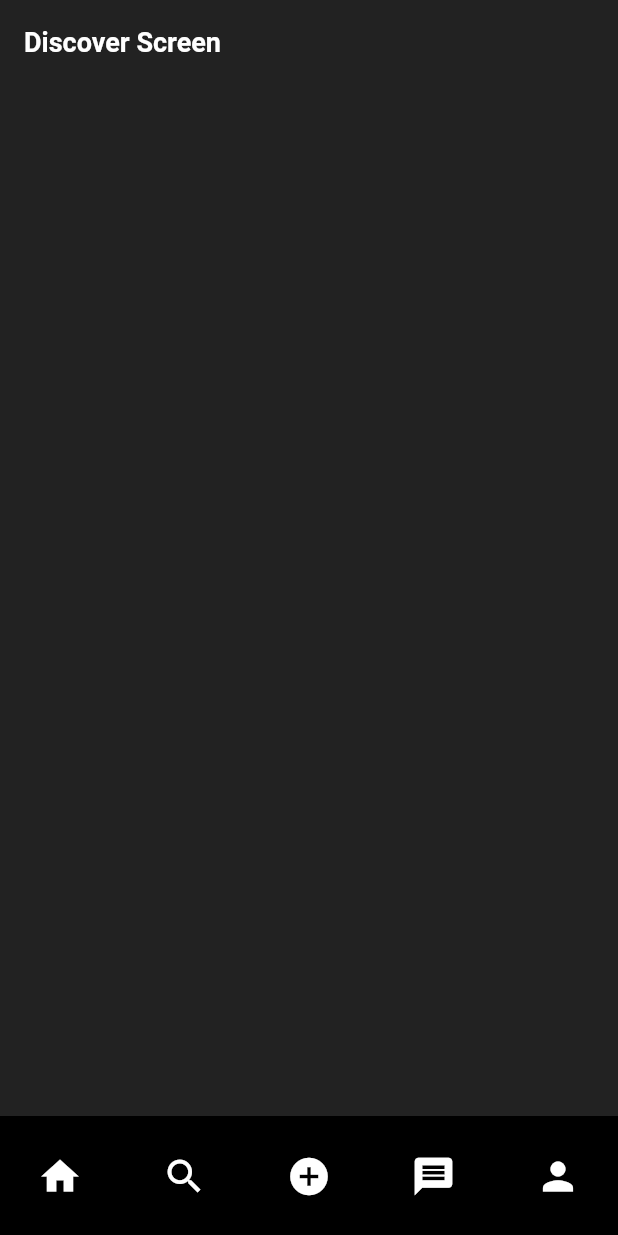
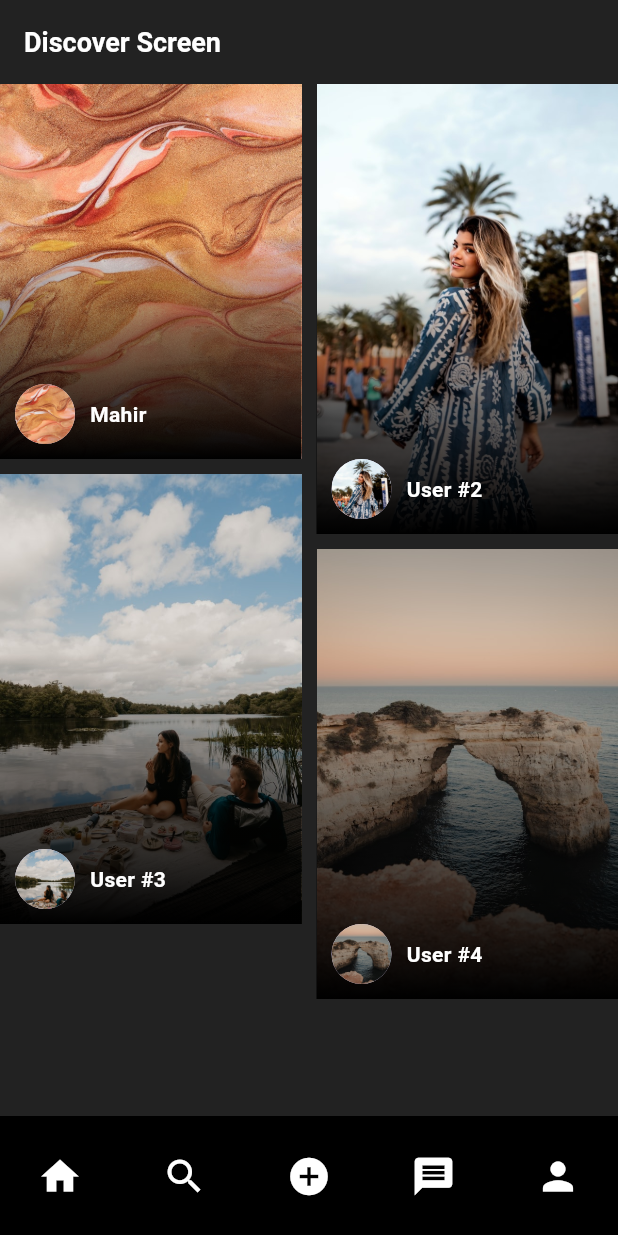
Before and after one commit to mahirAbdAlazimMokhtar/social_media_with_clean_arch, a Flutter app: the DiscoverScreen screen opened by its route, on a phone screen of 412 x 824 dp. Run offline on Flutter 3.47's test engine with Material 3 defaults, Android fonts, the phone set to English and light mode, and no system bars; our stand-ins replace equatable, flutter_bloc, formz, go_router, hive, hive_flutter and 1 more; accounts and stored records are empty.

Commit message:
End Feed Feature , add Hive Local Data Source

```diff
--- a/lib/src/features/feed/data/repository/post_repository_impl.dart
+++ b/lib/src/features/feed/data/repository/post_repository_impl.dart
@@ -1,10 +1,15 @@
+import 'package:flutter/foundation.dart';
+import 'package:insta/src/features/feed/data/datasource/local_feed_datasource.dart';
+
 import '../datasource/mock_feed_datasource.dart';
 import '../../domain/repository/post_repository.dart';
 import '../../../../shared/domain/entities/post.dart';
 
 class PostRepositoryImpl implements PostRepository {
   final MockFeedDatasource mockFeedDatasource;
-  PostRepositoryImpl({required this.mockFeedDatasource});
+  final LocalFeedDatasource localFeedDatasource;
+  PostRepositoryImpl(
+      {required this.mockFeedDatasource, required this.localFeedDatasource});
   @override
   Future<List<Post>> getPostByUser(String userId) async {
     return mockFeedDatasource.getPostsByUser(userId);
@@ -12,6 +17,20 @@ class PostRepositoryImpl implements PostRepository {
 
   @override
   Future<List<Post>> getPosts() async {
-    return mockFeedDatasource.getPosts();
+    //Check internet connection . Get from Database
+    // if there is a active connection  . Else get from local Hive
+
+    if ((await localFeedDatasource.getPosts()).isEmpty) {
+      List<Post> posts = await mockFeedDatasource.getPosts();
+      for (final post in posts) {
+        localFeedDatasource.addPost(post);
+      }
+      return posts;
+    } else {
+      if (kDebugMode) {
+        print('Getting the post From Hive');
+      }
+      return localFeedDatasource.getPosts();
+    }
   }
 }
--- a/lib/src/features/feed/presentation/view/discover_screen.dart
+++ b/lib/src/features/feed/presentation/view/discover_screen.dart
@@ -1,6 +1,10 @@
+import 'package:flutter/foundation.dart';
 import 'package:flutter/material.dart';
+import 'package:flutter_staggered_grid_view/flutter_staggered_grid_view.dart';
 import 'package:flutter_bloc/flutter_bloc.dart';
 import 'package:insta/src/features/feed/presentation/controller/bloc/discover_bloc.dart';
+import 'package:insta/src/shared/domain/entities/user.dart';
+import 'package:insta/src/shared/presentation/widgets/custom_gradient_overlay.dart';
 
 import '../../../../shared/presentation/widgets/widgets.dart';
 
@@ -14,19 +18,82 @@ class DiscoverScreen extends StatelessWidget {
         title: const Text('Discover Screen'),
       ),
       bottomNavigationBar: const CustomNavBar(),
-      body: BlocBuilder<DiscoverBloc,DiscoverState>(builder: (context,state){
-        if(state is DiscoverLoading){
+      body: BlocBuilder<DiscoverBloc, DiscoverState>(builder: (context, state) {
+        if (state is DiscoverLoading) {
           return const Center(
             child: CircularProgressIndicator(color: Colors.white),
           );
         }
-        if(state is DiscoverLoaded){
-          print(state.users);
-          return Container();
-        }else{
+        if (state is DiscoverLoaded) {
+          if (kDebugMode) {
+            print(state.users);
+          }
+          return MasonryGridView.count(
+              crossAxisCount: 2,
+              mainAxisSpacing: 10.0,
+              crossAxisSpacing: 10.0,
+              itemCount: state.users.length,
+              itemBuilder: (context, index) {
+                User user = state.users[index];
+                return _DiscoverUserCard(
+                  user: user,
+                  index: index,
+                );
+              });
+        } else {
           return const Text('Something wont wrong');
         }
       }),
     );
   }
 }
+
+class _DiscoverUserCard extends StatelessWidget {
+  const _DiscoverUserCard({
+    required this.user,
+    required this.index,
+  });
+
+  final User user;
+  final int index;
+
+  @override
+  Widget build(BuildContext context) {
+    return Stack(
+      children: [
+        Container(
+          height: (index == 0) ? 250 : 300,
+          decoration: BoxDecoration(
+            image: DecorationImage(
+              fit: BoxFit.cover,
+              image: (user.imagePath == null)
+                  ? const AssetImage('assets/images_images_1.jpg')
+                  : AssetImage(user.imagePath!),
+            ),
+          ),
+        ),
+        const CustomGradientOverlay(
+          stops: [0.4, 1.0],
+          colors: [Colors.transparent, Colors.black],
+        ),
+        Positioned(
+            left: 10,
+            bottom: 10,
+            child: Row(
+              children: [
+                CircleAvatar(
+                  backgroundImage: (user.imagePath == null) ? null : AssetImage(user.imagePath!),
+                ),
+                const SizedBox(width: 10,),
+                Text(
+                  user.username.value,
+                  style: Theme.of(context).textTheme.bodyMedium!.copyWith(
+                        fontWeight: FontWeight.bold,
+                      ),
+                ),
+              ],
+            ))
+      ],
+    );
+  }
+}
--- a/lib/src/shared/data/models/post_model.dart
+++ b/lib/src/shared/data/models/post_model.dart
@@ -1,10 +1,18 @@
+import 'package:hive/hive.dart';
+
 import '../../domain/entities/post.dart';
 import 'user_model.dart';
+part'post_model.g.dart';
 
+@HiveType(typeId: 1)
 class PostModel {
+  @HiveField(0)
   final String id;
+  @HiveField(1)
   final UserModel user;
+  @HiveField(2)
   final String caption;
+  @HiveField(3)
   final String assetPath;
 
   PostModel({
--- a/lib/src/shared/data/models/user_model.dart
+++ b/lib/src/shared/data/models/user_model.dart
@@ -1,11 +1,22 @@
+import 'package:hive/hive.dart';
+
 import '../../domain/entities/user.dart';
 
+part'user_model.g.dart';
+
+@HiveType(typeId:0)
 class UserModel {
+  @HiveField(0)
   final String id;
+  @HiveField(1)
   final String username;
+   @HiveField(2)
   final int followers;
+ @HiveField(3)
   final int followings;
+   @HiveField(4)
   final String? imagePath;
+
   const UserModel({
     required this.id,
     required this.username,
--- a/pubspec.yaml
+++ b/pubspec.yaml
@@ -38,6 +38,7 @@ dependencies:
   formz: ^0.4.1
   go_router: ^12.1.1
   hive: ^2.2.3
+  hive_flutter:
   image_picker: ^1.0.4
   intl: ^0.18.1
   path_provider:
```
Also changed, not shown: lib/main.dart (+10 -1 lines), lib/src/features/feed/data/datasource/local_feed_datasource.dart (added, +36 -0 lines), lib/src/shared/data/models/post_model.g.dart (added), lib/src/shared/data/models/user_model.g.dart (added), pubspec.lock.
